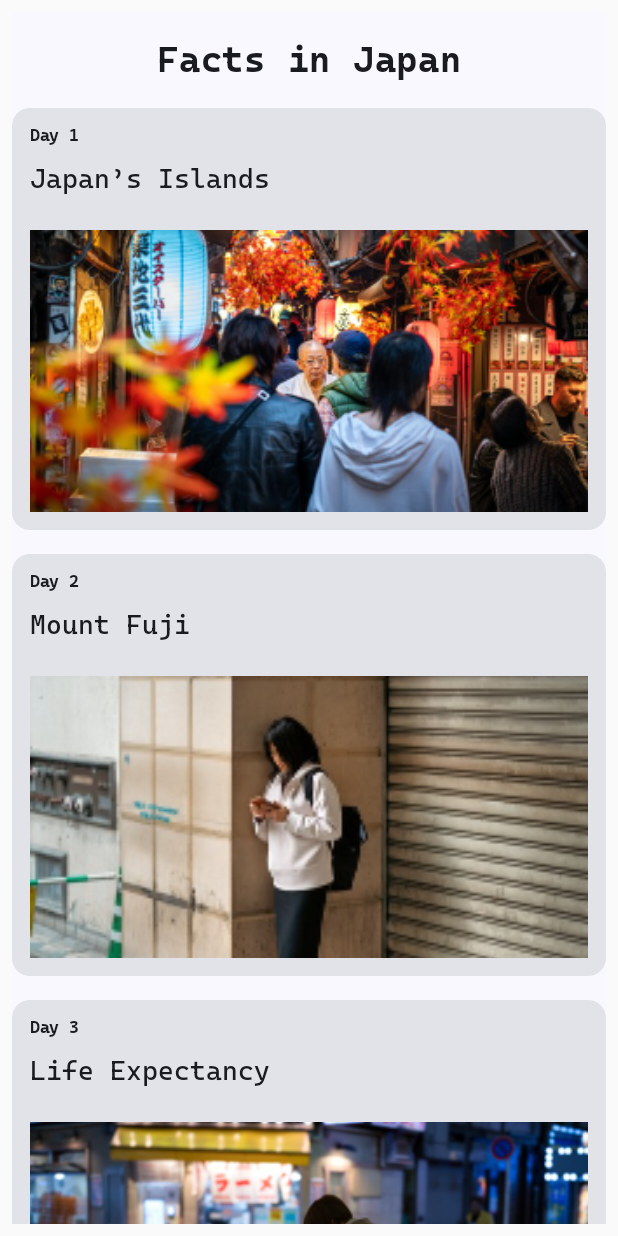
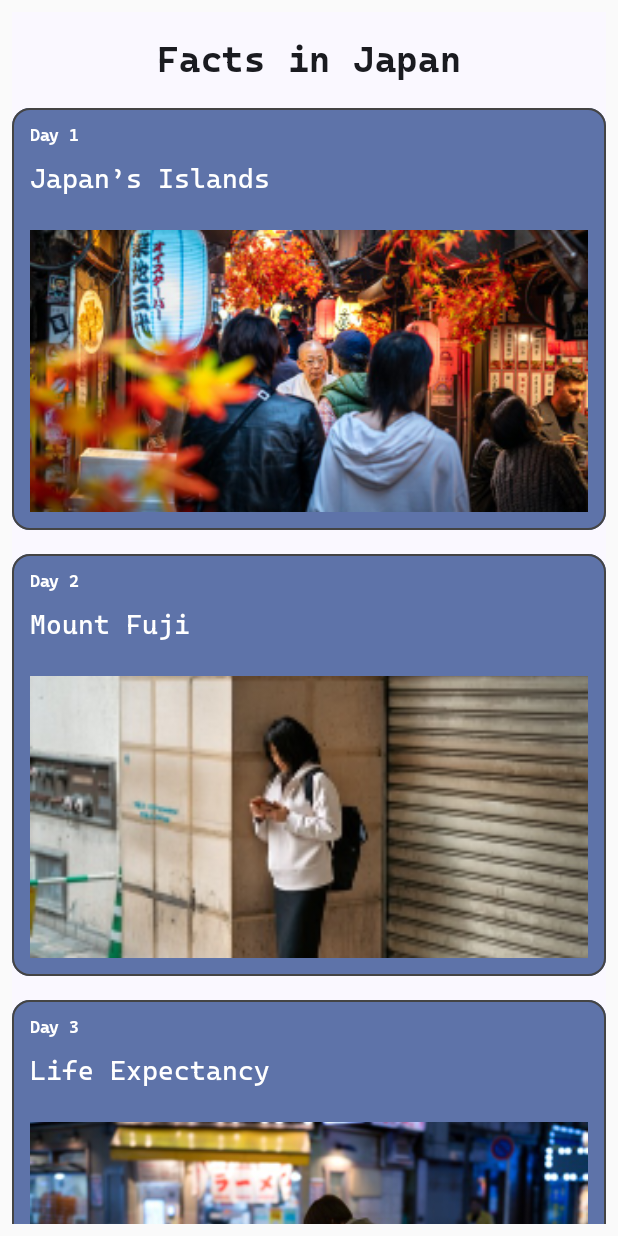
Before and after one commit to amt-juantuah/Android-with-kotlin, an Android app built with Jetpack Compose: the screen it shows after launch (MainActivity), on a phone screen of 412 x 824 dp. Run offline under Robolectric (Android 15) with nearby library versions, the phone set to English and light mode, and no system bars.

Commit message:
project: Japan Facts

```diff
--- a/JapanTravel/app/src/main/java/com/example/japantravel/Homescreen.kt
+++ b/JapanTravel/app/src/main/java/com/example/japantravel/Homescreen.kt
@@ -3,6 +3,7 @@ package com.example.japantravel
 import androidx.compose.animation.AnimatedVisibility
 import androidx.compose.animation.expandVertically
 import androidx.compose.animation.slideIn
+import androidx.compose.foundation.BorderStroke
 import androidx.compose.foundation.Image
 import androidx.compose.foundation.background
 import androidx.compose.foundation.layout.Arrangement
@@ -17,7 +18,11 @@ import androidx.compose.foundation.layout.padding
 import androidx.compose.foundation.lazy.LazyColumn
 import androidx.compose.foundation.lazy.items
 import androidx.compose.material3.Card
+import androidx.compose.material3.CardDefaults
+import androidx.compose.material3.CardElevation
+import androidx.compose.material3.ElevatedCard
 import androidx.compose.material3.MaterialTheme
+import androidx.compose.material3.OutlinedCard
 import androidx.compose.material3.Text
 import androidx.compose.runtime.Composable
 import androidx.compose.runtime.getValue
@@ -26,6 +31,7 @@ import androidx.compose.runtime.remember
 import androidx.compose.runtime.setValue
 import androidx.compose.ui.Modifier
 import androidx.compose.ui.draw.clip
+import androidx.compose.ui.graphics.Color
 import androidx.compose.ui.layout.ContentScale
 import androidx.compose.ui.res.painterResource
 import androidx.compose.ui.res.stringResource
@@ -55,6 +61,13 @@ fun FactCard(fact: JapanFact, modifier: Modifier = Modifier) {
         onClick = {
             activeFact = !activeFact
                   },
+        elevation = CardDefaults.cardElevation(
+            defaultElevation = 16.dp
+        ),
+        colors = CardDefaults.cardColors(
+            containerColor = MaterialTheme.colorScheme.primaryContainer
+        ),
+        border = BorderStroke(1.dp, Color.DarkGray)
     ) {
         Column(
             verticalArrangement = Arrangement.SpaceAround,
```
